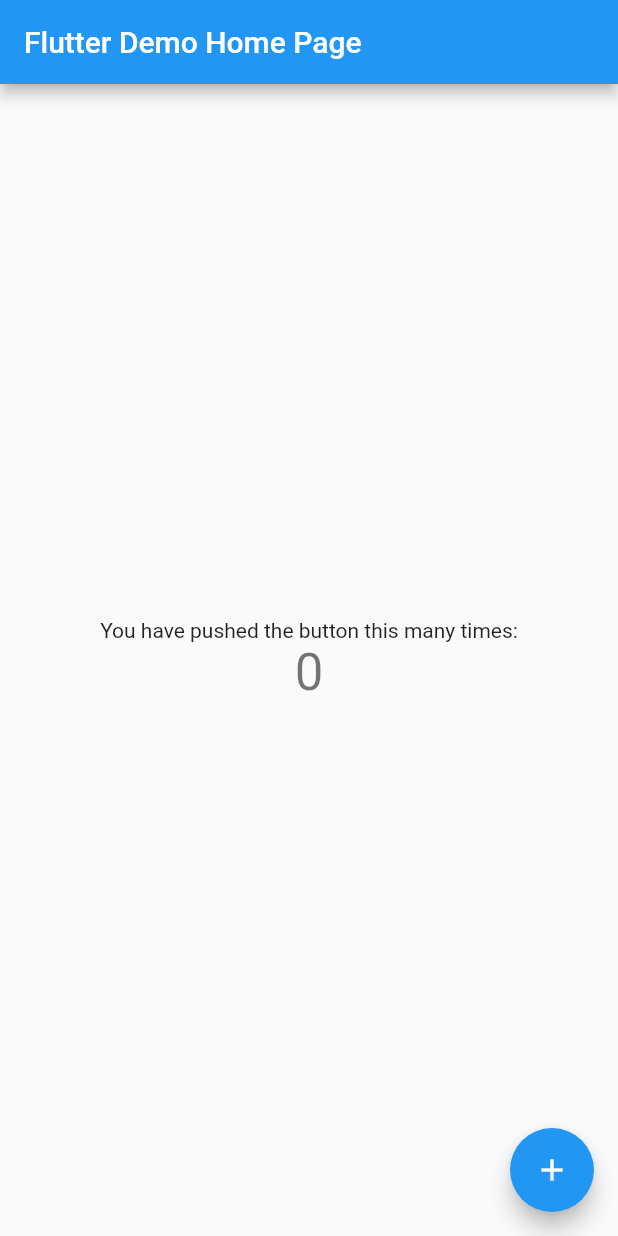
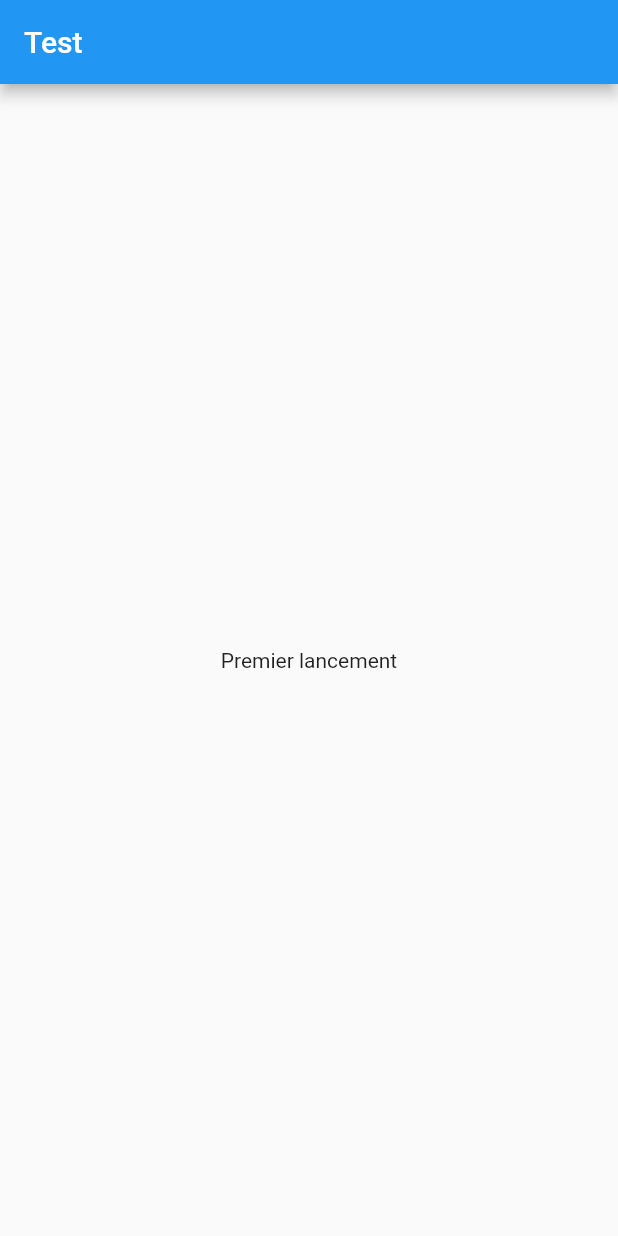
Before and after one commit to MayuriXx/flutter_simple_rest_api, a Flutter app: the screen it shows after launch, on a phone screen of 412 x 824 dp. Run offline on Flutter 3.47's test engine with Material 2 defaults, Android fonts, the phone set to English and light mode, and no system bars; our stand-ins replace chopper; missing offline and left inert: global_configuration; generated files the repository leaves out were written again.

```diff
--- /dev/null
+++ b/lib/application.dart
@@ -0,0 +1,24 @@
+import 'package:flutter/material.dart';
+import 'package:flutter_simple_rest_api/components/di/dependency_injection.dart';
+import 'package:flutter_simple_rest_api/view/teams_view.dart';
+import 'package:provider/provider.dart';
+
+class Application extends StatelessWidget {
+  @override
+  Widget build(BuildContext context) {
+    return MultiProvider(
+      providers: providers,
+      child: _application(context),
+    );
+  }
+
+  Widget _application(BuildContext context) {
+    return MaterialApp(
+      title: 'Simple Rest API',
+      initialRoute: '/',
+      routes: {
+        '/': (context) => TeamsView(),
+      },
+    );
+  }
+}
--- /dev/null
+++ b/lib/components/app/dao.dart
@@ -0,0 +1,3 @@
+abstract class Dao {
+  void connect();
+}
--- /dev/null
+++ b/lib/components/app/lifecycle.dart
@@ -0,0 +1,10 @@
+class Lifecycle {}
+
+class OnLoad extends Lifecycle {}
+
+class OnLoaded extends Lifecycle {}
+
+class OnNext extends Lifecycle {
+}
+
+class OnCancel extends Lifecycle {}
--- /dev/null
+++ b/lib/components/app/repository.dart
@@ -0,0 +1,3 @@
+abstract class Repository {
+  void dispose();
+}
--- /dev/null
+++ b/lib/components/app/usecase.dart
@@ -0,0 +1,3 @@
+abstract class UseCase<T> {
+  Future<T> call([List args = const <dynamic>[]]);
+}
--- /dev/null
+++ b/lib/components/app/view.dart
@@ -0,0 +1,41 @@
+import 'package:flutter/material.dart';
+import 'package:flutter_simple_rest_api/components/app/viewmodel.dart';
+import 'package:flutter_simple_rest_api/components/di/dependency_injection.dart';
+import 'package:provider/provider.dart';
+
+class View<T extends ViewModel> extends StatefulWidget {
+  final Widget Function(BuildContext context, T value, Widget child)
+  builderView;
+  final List<dynamic> args;
+
+  View({this.builderView, this.args});
+
+  @override
+  _ViewModelLifecycle<T> createState() => _ViewModelLifecycle<T>();
+}
+
+class _ViewModelLifecycle<VM extends ViewModel> extends State<View<VM>> {
+  VM _viewModel;
+
+  @override
+  void initState() {
+    if (_viewModel != null && _viewModel.mustReload) {
+      _viewModel.load(context, widget.args);
+    }
+    super.initState();
+  }
+
+  @override
+  Widget build(BuildContext context) {
+    if (_viewModel == null) {
+      _viewModel = ViewModelBuilder.instanciate(VM);
+      _viewModel.load(context, widget.args);
+    }
+    return ChangeNotifierProvider<VM>(
+      create: (context) => _viewModel,
+      child: Consumer<VM>(
+        builder: widget.builderView,
+      ),
+    );
+  }
+}
--- /dev/null
+++ b/lib/components/app/viewmodel.dart
@@ -0,0 +1,20 @@
+import 'package:flutter/material.dart';
+import 'package:flutter_simple_rest_api/components/app/lifecycle.dart';
+
+abstract class ViewModel with ChangeNotifier {
+  bool _mustReload = false;
+  bool get mustReload => _mustReload;
+  Lifecycle _lifecycle = OnLoad();
+  Lifecycle get lifecycle => _lifecycle;
+
+  void load(BuildContext context, List args);
+
+  void setReload(bool mustReload) {
+    _mustReload = mustReload;
+  }
+
+  void setLifecycle(Lifecycle lifecycle) {
+    _lifecycle = lifecycle;
+    notifyListeners();
+  }
+}
--- /dev/null
+++ b/lib/components/di/dependency_injection.dart
@@ -0,0 +1,26 @@
+import 'package:flutter_simple_rest_api/components/app/viewmodel.dart';
+import 'package:flutter_simple_rest_api/view/teams_viewmodel.dart';
+import 'package:provider/single_child_widget.dart';
+
+List<SingleChildWidget> providers = [
+  ...services,
+  ...datas,
+  ...repositories,
+  ...usescases,
+];
+
+List<SingleChildWidget> services = [];
+
+List<SingleChildWidget> datas = [];
+
+List<SingleChildWidget> repositories = [];
+
+List<SingleChildWidget> usescases = [];
+
+class ViewModelBuilder {
+  static final _instances = {TeamsViewModel: () => TeamsViewModel()};
+
+  static ViewModel instanciate(Type type) {
+    return _instances[type]();
+  }
+}
--- a/lib/main.dart
+++ b/lib/main.dart
@@ -1,117 +1,7 @@
 import 'package:flutter/material.dart';
+import 'package:flutter_simple_rest_api/application.dart';
 
-void main() {
-  runApp(MyApp());
+void main() async {
+  WidgetsFlutterBinding.ensureInitialized();
+  runApp(Application());
 }
-
-class MyApp extends StatelessWidget {
-  // This widget is the root of your application.
-  @override
-  Widget build(BuildContext context) {
-    return MaterialApp(
-      title: 'Flutter Demo',
-      theme: ThemeData(
-        // This is the theme of your application.
-        //
-        // Try running your application with "flutter run". You'll see the
-        // application has a blue toolbar. Then, without quitting the app, try
-        // changing the primarySwatch below to Colors.green and then invoke
-        // "hot reload" (press "r" in the console where you ran "flutter run",
-        // or simply save your changes to "hot reload" in a Flutter IDE).
-        // Notice that the counter didn't reset back to zero; the application
-        // is not restarted.
-        primarySwatch: Colors.blue,
-        // This makes the visual density adapt to the platform that you run
-        // the app on. For desktop platforms, the controls will be smaller and
-        // closer together (more dense) than on mobile platforms.
-        visualDensity: VisualDensity.adaptivePlatformDensity,
-      ),
-      home: MyHomePage(title: 'Flutter Demo Home Page'),
-    );
-  }
-}
-
-class MyHomePage extends StatefulWidget {
-  MyHomePage({Key key, this.title}) : super(key: key);
-
-  // This widget is the home page of your application. It is stateful, meaning
-  // that it has a State object (defined below) that contains fields that affect
-  // how it looks.
-
-  // This class is the configuration for the state. It holds the values (in this
-  // case the title) provided by the parent (in this case the App widget) and
-  // used by the build method of the State. Fields in a Widget subclass are
-  // always marked "final".
-
-  final String title;
-
-  @override
-  _MyHomePageState createState() => _MyHomePageState();
-}
-
-class _MyHomePageState extends State<MyHomePage> {
-  int _counter = 0;
-
-  void _incrementCounter() {
-    setState(() {
-      // This call to setState tells the Flutter framework that something has
-      // changed in this State, which causes it to rerun the build method below
-      // so that the display can reflect the updated values. If we changed
-      // _counter without calling setState(), then the build method would not be
-      // called again, and so nothing would appear to happen.
-      _counter++;
-    });
-  }
-
-  @override
-  Widget build(BuildContext context) {
-    // This method is rerun every time setState is called, for instance as done
-    // by the _incrementCounter method above.
-    //
-    // The Flutter framework has been optimized to make rerunning build methods
-    // fast, so that you can just rebuild anything that needs updating rather
-    // than having to individually change instances of widgets.
-    return Scaffold(
-      appBar: AppBar(
-        // Here we take the value from the MyHomePage object that was created by
-        // the App.build method, and use it to set our appbar title.
-        title: Text(widget.title),
-      ),
-      body: Center(
-        // Center is a layout widget. It takes a single child and positions it
-        // in the middle of the parent.
-        child: Column(
-          // Column is also a layout widget. It takes a list of children and
-          // arranges them vertically. By default, it sizes itself to fit its
-          // children horizontally, and tries to be as tall as its parent.
-          //
-          // Invoke "debug painting" (press "p" in the console, choose the
-          // "Toggle Debug Paint" action from the Flutter Inspector in Android
-          // Studio, or the "Toggle Debug Paint" command in Visual Studio Code)
-          // to see the wireframe for each widget.
-          //
-          // Column has various properties to control how it sizes itself and
-          // how it positions its children. Here we use mainAxisAlignment to
-          // center the children vertically; the main axis here is the vertical
-          // axis because Columns are vertical (the cross axis would be
-          // horizontal).
-          mainAxisAlignment: MainAxisAlignment.center,
-          children: <Widget>[
-            Text(
-              'You have pushed the button this many times:',
-            ),
-            Text(
-              '$_counter',
-              style: Theme.of(context).textTheme.headline4,
-            ),
-          ],
-        ),
-      ),
-      floatingActionButton: FloatingActionButton(
-        onPressed: _incrementCounter,
-        tooltip: 'Increment',
-        child: Icon(Icons.add),
-      ), // This trailing comma makes auto-formatting nicer for build methods.
-    );
-  }
-}
--- /dev/null
+++ b/lib/view/teams_view.dart
@@ -0,0 +1,24 @@
+import 'package:flutter/material.dart';
+import 'package:flutter_simple_rest_api/components/app/view.dart';
+import 'package:flutter_simple_rest_api/view/teams_viewmodel.dart';
+
+class TeamsView extends StatelessWidget {
+  @override
+  Widget build(BuildContext context) {
+    return View<TeamsViewModel>(
+      args: [],
+      builderView: (context, model, child) => _buildView(context, model),
+    );
+  }
+}
+
+Widget _buildView(BuildContext context, TeamsViewModel model) {
+  return Scaffold(
+    appBar: AppBar(
+      title: Text("Test"),
+    ),
+    body: Center(
+      child: Text("Premier lancement"),
+    ),
+  );
+}
--- /dev/null
+++ b/lib/view/teams_viewmodel.dart
@@ -0,0 +1,12 @@
+import 'package:flutter/material.dart';
+import 'package:flutter_simple_rest_api/components/app/lifecycle.dart';
+import 'package:flutter_simple_rest_api/components/app/viewmodel.dart';
+
+class TeamsViewModel extends ViewModel {
+  BuildContext _context;
+  void load(BuildContext context, List args) async {
+    _context = context;
+    setLifecycle(OnLoad());
+    setLifecycle(OnLoaded());
+  }
+}
```
Also changed, not shown: lib/data/remote/dto/skill_dto.dart (added, +15 -0 lines), lib/data/remote/dto/team_dto.dart (added, +20 -0 lines), lib/data/remote/dto/team_member_dto.dart (added, +32 -0 lines), lib/data/remote/dto/teams_dto.dart (added, +17 -0 lines), lib/data/remote/simple/simple_client.dart (added, +35 -0 lines), lib/data/remote/simple/simple_service.dart (added, +9 -0 lines), pubspec.yaml (+12 -0 lines), lib/data/remote/simple/simple_service.chopper.dart (added), pubspec.lock, 2 other files.
